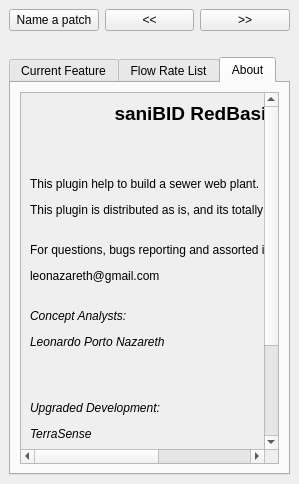
The window that ui_segment_dock.ui (EL-BID/red_basica) describes before a commit, drawn with Qt 5.
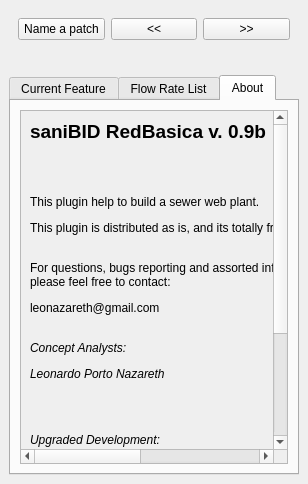
The same window after the commit. The open tabs and pages were chosen to show the change.

Commit message: Formatting widgets

Diff of the .ui file:
```diff
--- a/ui_segment_dock.ui
+++ b/ui_segment_dock.ui
@@ -6,13 +6,13 @@
    <rect>
     <x>0</x>
     <y>0</y>
-    <width>299</width>
+    <width>308</width>
     <height>484</height>
    </rect>
   </property>
   <property name="minimumSize">
    <size>
-    <width>299</width>
+    <width>308</width>
     <height>312</height>
    </size>
   </property>
@@ -20,8 +20,16 @@
    <string>saniBID RedBasica</string>
   </property>
   <widget class="QWidget" name="dockWidgetContents">
-   <layout class="QVBoxLayout" name="verticalLayout_4">
-    <item>
+   <layout class="QFormLayout" name="formLayout">
+    <item row="1" column="0">
+     <widget class="QLabel" name="lblMsg">
+      <property name="text">
+       <string/>
+      </property>
+     </widget>
+    </item>
+    <item row="0" column="0" colspan="2">
+     <widget class="QWidget" name="horizontalLayout_2" native="true">
      <layout class="QHBoxLayout" name="horizontalLayout">
       <item>
        <widget class="QPushButton" name="btnNamePatch">
@@ -45,15 +53,9 @@
        </widget>
       </item>
      </layout>
-    </item>
-    <item>
-     <widget class="QLabel" name="lblMsg">
-      <property name="text">
-       <string/>
-      </property>
      </widget>
     </item>
-    <item>
+    <item row="2" column="0" colspan="2">
      <widget class="QTabWidget" name="tabWidget">
       <property name="currentIndex">
        <number>0</number>
@@ -183,15 +185,24 @@
             <rect>
              <x>0</x>
              <y>0</y>
-             <width>390</width>
-             <height>469</height>
+             <width>537</width>
+             <height>565</height>
             </rect>
            </property>
+           <property name="minimumSize">
+            <size>
+             <width>537</width>
+             <height>0</height>
+            </size>
+           </property>
            <layout class="QVBoxLayout" name="verticalLayout_7">
             <item>
              <widget class="QLabel" name="label_6">
               <property name="text">
-               <string>&lt;html&gt;&lt;head/&gt;&lt;body&gt;&lt;p align=&quot;center&quot;&gt;&lt;span style=&quot; font-size:14pt; font-weight:600;&quot;&gt;saniBID RedBasica v. 0.9b&lt;/span&gt;&lt;/p&gt;&lt;p&gt;&lt;br/&gt;&lt;/p&gt;&lt;p align=&quot;justify&quot;&gt;This plugin help to build a sewer web plant.&lt;/p&gt;&lt;p align=&quot;justify&quot;&gt;This plugin is distributed as is, and its totally free.&lt;/p&gt;&lt;p align=&quot;justify&quot;&gt;&lt;br/&gt;For questions, bugs reporting and assorted infos, please feel free to contact:&lt;/p&gt;&lt;p align=&quot;justify&quot;&gt;leonazareth@gmail.com&lt;/p&gt;&lt;p align=&quot;justify&quot;&gt;&lt;br/&gt;&lt;span style=&quot; font-style:italic;&quot;&gt;Concept Analysts:&lt;/span&gt;&lt;/p&gt;&lt;p align=&quot;justify&quot;&gt;&lt;span style=&quot; font-style:italic;&quot;&gt;Leonardo Porto Nazareth&lt;/span&gt;&lt;/p&gt;&lt;p align=&quot;justify&quot;&gt;&lt;br/&gt;&lt;/p&gt;&lt;p align=&quot;justify&quot;&gt;&lt;span style=&quot; font-style:italic;&quot;&gt;Upgraded Development:&lt;/span&gt;&lt;/p&gt;&lt;p align=&quot;justify&quot;&gt;&lt;span style=&quot; font-style:italic;&quot;&gt;TerraSense&lt;/span&gt;&lt;/p&gt;&lt;p align=&quot;justify&quot;&gt;&lt;span style=&quot; font-style:italic;&quot;&gt;www.terrasense.com.br&lt;/span&gt;&lt;/p&gt;&lt;p align=&quot;justify&quot;&gt;&lt;span style=&quot; font-style:italic;&quot;&gt;contato@terrasense.com.br&lt;/span&gt;&lt;/p&gt;&lt;p align=&quot;justify&quot;&gt;&lt;br/&gt;&lt;/p&gt;&lt;p align=&quot;justify&quot;&gt;&lt;br/&gt;&lt;/p&gt;&lt;/body&gt;&lt;/html&gt;</string>
+               <string>&lt;html&gt;&lt;head/&gt;&lt;body&gt;&lt;p&gt;&lt;span style=&quot; font-size:14pt; font-weight:600;&quot;&gt;saniBID RedBasica v. 0.9b&lt;/span&gt;&lt;/p&gt;&lt;p align=&quot;justify&quot;&gt;&lt;br/&gt;&lt;/p&gt;&lt;p align=&quot;justify&quot;&gt;This plugin help to build a sewer web plant.&lt;/p&gt;&lt;p align=&quot;justify&quot;&gt;This plugin is distributed as is, and its totally free.&lt;/p&gt;&lt;p align=&quot;justify&quot;&gt;&lt;br/&gt;For questions, bugs reporting and assorted infos,&lt;br/&gt;please feel free to contact:&lt;/p&gt;&lt;p align=&quot;justify&quot;&gt;leonazareth@gmail.com&lt;/p&gt;&lt;p align=&quot;justify&quot;&gt;&lt;br/&gt;&lt;span style=&quot; font-style:italic;&quot;&gt;Concept Analysts:&lt;/span&gt;&lt;/p&gt;&lt;p align=&quot;justify&quot;&gt;&lt;span style=&quot; font-style:italic;&quot;&gt;Leonardo Porto Nazareth&lt;/span&gt;&lt;/p&gt;&lt;p align=&quot;justify&quot;&gt;&lt;br/&gt;&lt;/p&gt;&lt;p align=&quot;justify&quot;&gt;&lt;span style=&quot; font-style:italic;&quot;&gt;Upgraded Development:&lt;/span&gt;&lt;/p&gt;&lt;p align=&quot;justify&quot;&gt;&lt;span style=&quot; font-style:italic;&quot;&gt;TerraSense&lt;/span&gt;&lt;/p&gt;&lt;p align=&quot;justify&quot;&gt;&lt;span style=&quot; font-style:italic;&quot;&gt;www.terrasense.com.br&lt;/span&gt;&lt;/p&gt;&lt;p align=&quot;justify&quot;&gt;&lt;span style=&quot; font-style:italic;&quot;&gt;contato@terrasense.com.br&lt;/span&gt;&lt;/p&gt;&lt;p align=&quot;justify&quot;&gt;&lt;br/&gt;&lt;/p&gt;&lt;p align=&quot;justify&quot;&gt;&lt;br/&gt;&lt;/p&gt;&lt;/body&gt;&lt;/html&gt;</string>
+              </property>
+              <property name="scaledContents">
+               <bool>false</bool>
               </property>
              </widget>
             </item>
```
Left out of the diff: 8 changed lines with no effect on the pictures. Lines whose indentation alone changed are shown as unchanged. The commit also changes 5 other files.
